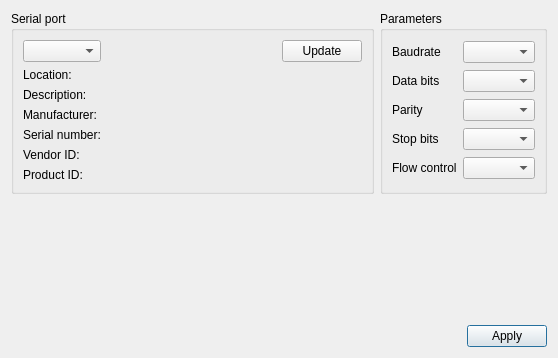
First picture: the form in remote/setupdialog.ui, repository WiseLord/ampcontrol, before the edit.
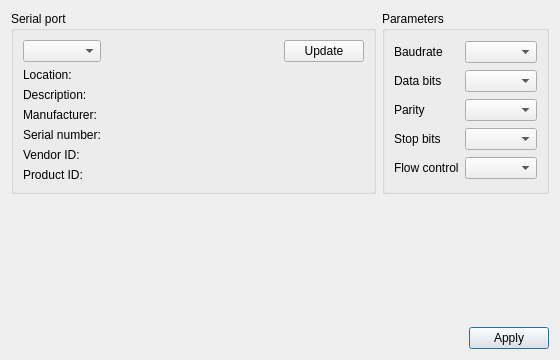
Second picture: the form after the edit.

Commit message: Remote: change windows title and size

Diff of the .ui file:
```diff
--- a/remote/setupdialog.ui
+++ b/remote/setupdialog.ui
@@ -6,10 +6,16 @@
    <rect>
     <x>0</x>
     <y>0</y>
-    <width>558</width>
-    <height>358</height>
+    <width>560</width>
+    <height>360</height>
    </rect>
   </property>
+  <property name="minimumSize">
+   <size>
+    <width>560</width>
+    <height>360</height>
+   </size>
+  </property>
   <property name="windowTitle">
    <string>Dialog</string>
   </property>
```
Left out of the diff: 2 changed lines with no effect on the pictures. The commit also changes 1 other file.
